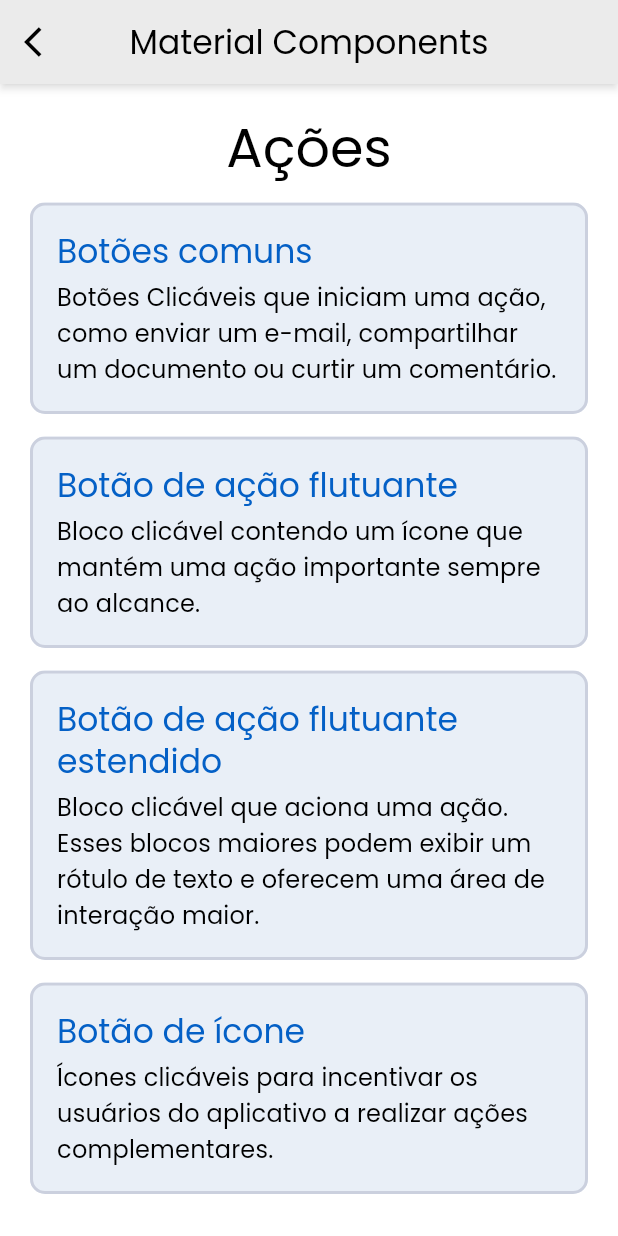
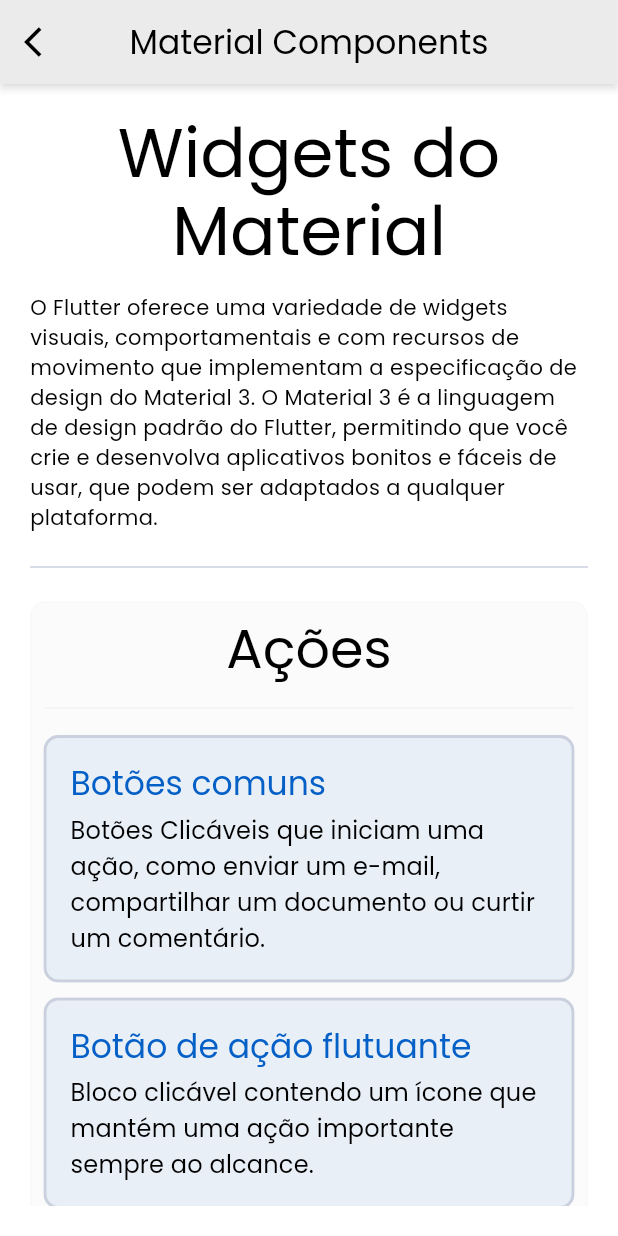
Before and after one commit to Rhayssam/flutter-playground, a Flutter app: the MaterialPage screen opened by its route, on a phone screen of 412 x 824 dp. Run offline on Flutter 3.47's test engine with Material 3 defaults, Android fonts, the phone set to English and light mode, and no system bars; our stand-ins replace device_preview, flutter_native_splash, get, google_fonts, shared_preferences; accounts and stored records are empty.

Commit message:
feat: adicionando um container para alocar tipos de widgets do material

```diff
--- a/lib/ui/material/material_page.dart
+++ b/lib/ui/material/material_page.dart
@@ -25,9 +25,36 @@ class MaterialPage extends GetView<MaterialController> {
               spacing: 15,
               children: [
                 Text(
+                  'Widgets do Material',
+                  textAlign: TextAlign.center,
+                  style: Theme.of(context).textTheme.displayMedium,
+                ),
+                Text(
+                  'O Flutter oferece uma variedade de widgets visuais, comportamentais e com recursos de movimento que implementam a especificação de design do Material 3. O Material 3 é a linguagem de design padrão do Flutter, permitindo que você crie e desenvolva aplicativos bonitos e fáceis de usar, que podem ser adaptados a qualquer plataforma.',
+                ),
+                Divider(
+                  color: Theme.of(context).colorScheme.outline,
+                ),
+                Container(
+                  decoration: BoxDecoration(
+                    color: Theme.of(context).colorScheme.tertiaryContainer.withAlpha(30),
+                    borderRadius: BorderRadius.all(Radius.circular(10)),
+                    border: Border.all(
+                      color: Theme.of(context).colorScheme.outline.withAlpha(20),
+                    ),
+                  ),
+                  child: Padding(
+                    padding: const EdgeInsets.all(8.0),
+                    child: Column(
+                      spacing: 10,
+                      children: [
+                        Text(
                           'Ações',
                           textAlign: TextAlign.start,
                           style: Theme.of(context).textTheme.displaySmall,
+                        ),
+                        Divider(
+                          color: Theme.of(context).colorScheme.outline.withAlpha(50),
                         ),
                         CustomButton(
                           title: 'Botões comuns',
@@ -63,6 +90,10 @@ class MaterialPage extends GetView<MaterialController> {
                     ),
                   ),
                 ),
+              ],
+            ),
+          ),
+        ),
       ),
     );
   }
```
Lines whose indentation alone changed are shown as unchanged.
